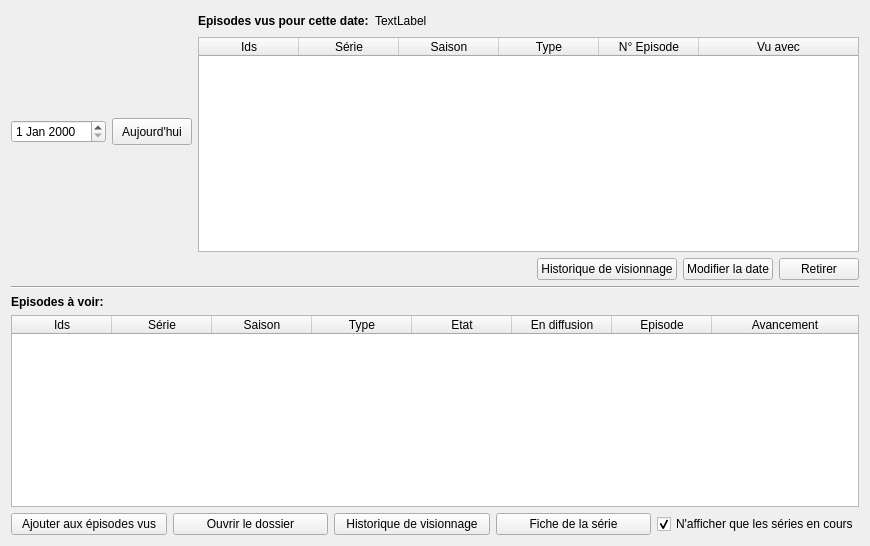
Before: the Qt Designer form src/ui/tabs/planning_tab.ui in seigneurfuo/MyAnimeManager3, drawn with Qt 5.
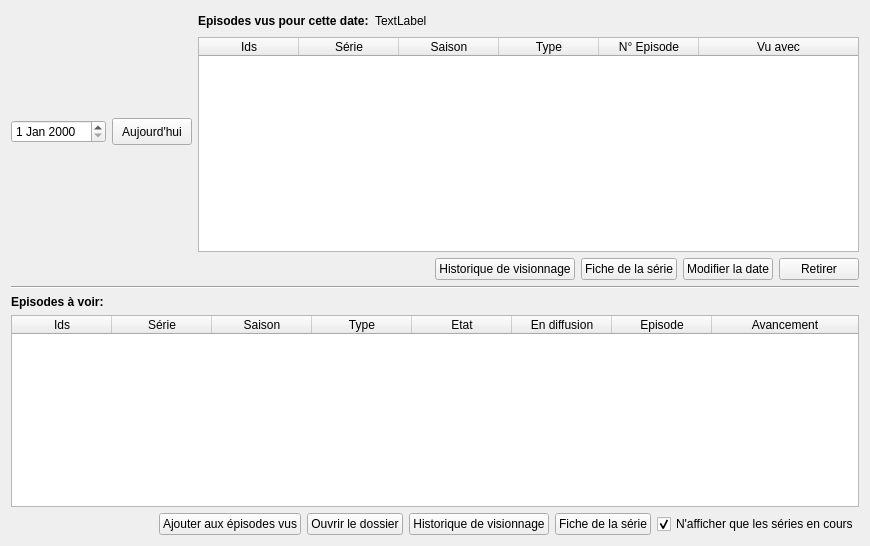
After: the same form once the commit is applied. Icons and pictures are not drawn.

Commit message: Ajout d'un bouton pour aller sur la fiche de la série depuis le tableau des épisode vus.

What changed in the file:
```diff
--- a/src/ui/tabs/planning_tab.ui
+++ b/src/ui/tabs/planning_tab.ui
@@ -120,6 +120,19 @@
      </item>
      <item>
       <layout class="QHBoxLayout" name="horizontalLayout_43">
+       <item>
+        <spacer name="horizontalSpacer_2">
+         <property name="orientation">
+          <enum>Qt::Horizontal</enum>
+         </property>
+         <property name="sizeHint" stdset="0">
+          <size>
+           <width>40</width>
+           <height>20</height>
+          </size>
+         </property>
+        </spacer>
+       </item>
        <item>
         <widget class="QPushButton" name="add_to_watched_list_button">
          <property name="text">
@@ -380,6 +393,17 @@
        </property>
       </widget>
      </item>
+     <item>
+      <widget class="QPushButton" name="watched_table_go_to_serie_data_button">
+       <property name="text">
+        <string>Fiche de la série</string>
+       </property>
+       <property name="icon">
+        <iconset>
+         <normaloff>../../resources/icons/films.png</normaloff>../../resources/icons/films.png</iconset>
+       </property>
+      </widget>
+     </item>
      <item>
       <widget class="QPushButton" name="change_date_button">
        <property name="text">
```
Left out of the diff: 2 changed lines with no effect on the pictures. The commit also changes 1 other file.
